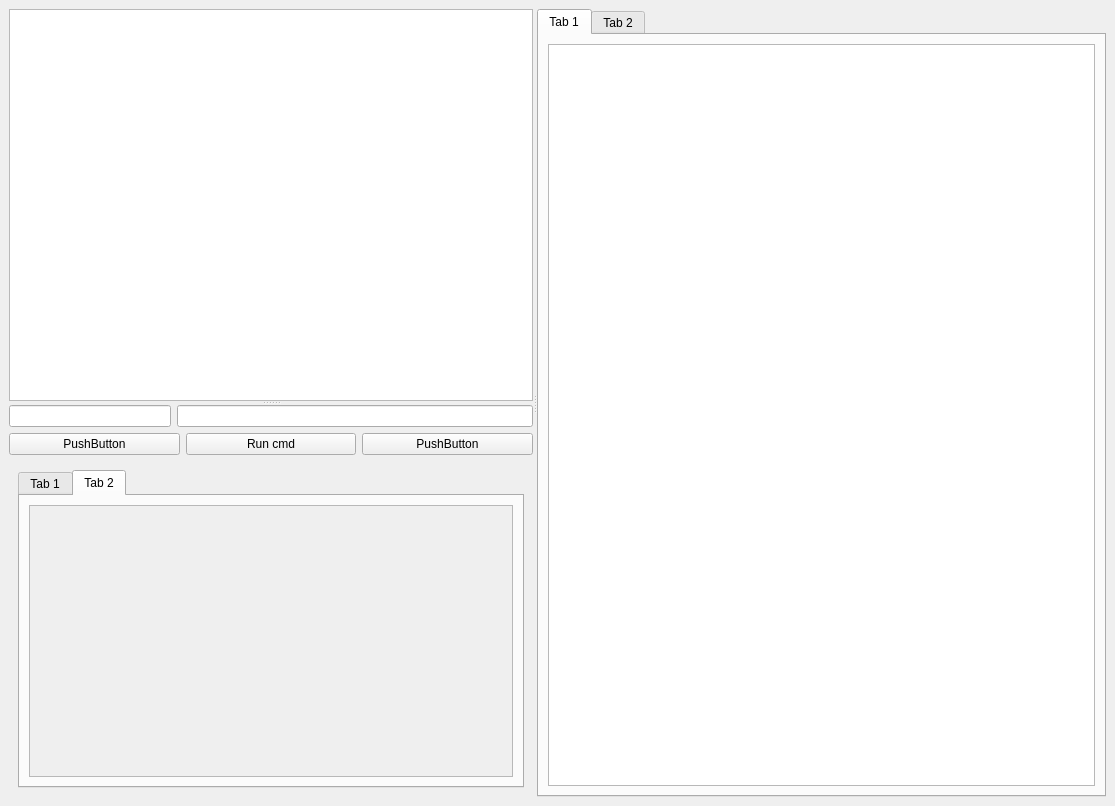
First picture: the form in src/client/client.ui, repository ccp4/DUI2, before the edit.
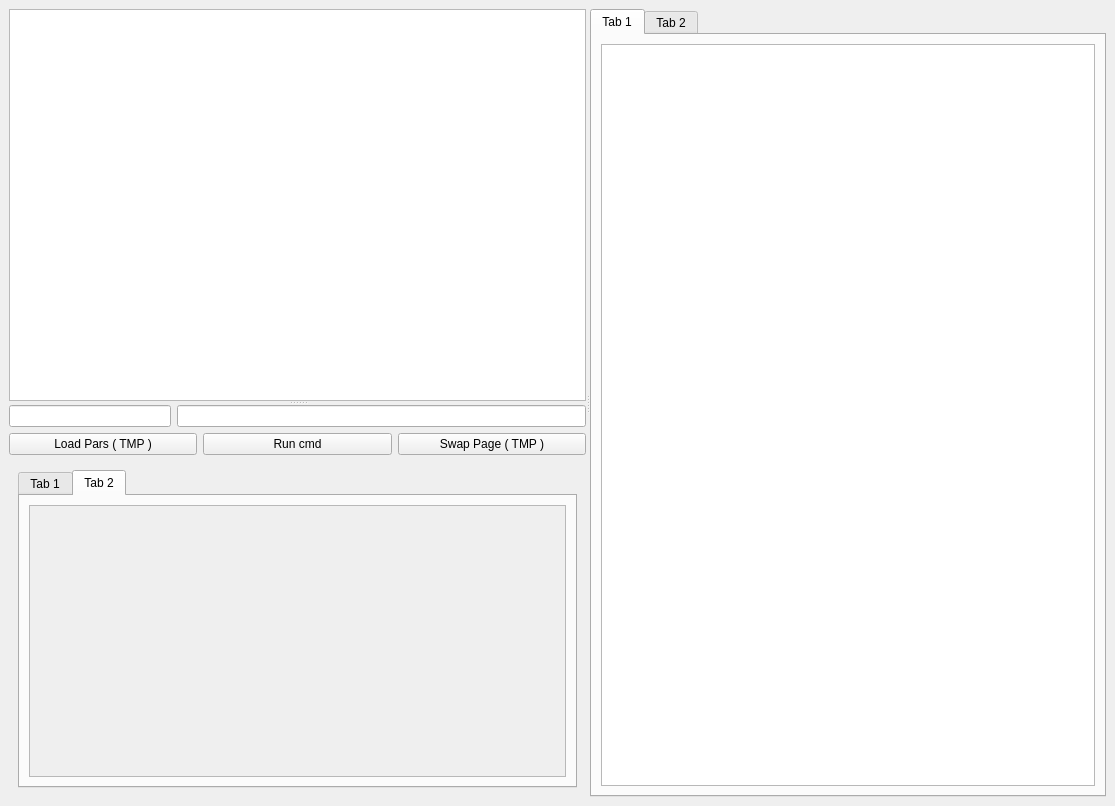
Second picture: the form after the edit.

Commit message: renaming some objects in the layout design

Patch:
```diff
--- a/src/client/client.ui
+++ b/src/client/client.ui
@@ -14,8 +14,8 @@
    <string>MainWindow</string>
   </property>
   <widget class="QWidget" name="centralwidget">
-   <layout class="QGridLayout" name="gridLayout">
-    <item row="0" column="0">
+   <layout class="QHBoxLayout" name="horizontalLayout_5">
+    <item>
      <widget class="QSplitter" name="splitter_2">
       <property name="orientation">
        <enum>Qt::Horizontal</enum>
@@ -49,7 +49,7 @@
            <item>
             <widget class="QPushButton" name="pushButton">
              <property name="text">
-              <string>PushButton</string>
+              <string>Load Pars ( TMP )</string>
              </property>
             </widget>
            </item>
@@ -63,7 +63,7 @@
            <item>
             <widget class="QPushButton" name="pushButton_2">
              <property name="text">
-              <string>PushButton</string>
+              <string>Swap Page ( TMP )</string>
              </property>
             </widget>
            </item>
@@ -75,7 +75,7 @@
             <number>1</number>
            </property>
            <widget class="QWidget" name="page">
-            <layout class="QHBoxLayout" name="horizontalLayout_5">
+            <layout class="QHBoxLayout" name="horizontalLayout_3">
              <item>
               <widget class="QScrollArea" name="scrollArea">
                <property name="widgetResizable">
@@ -96,9 +96,9 @@
             </layout>
            </widget>
            <widget class="QWidget" name="page_2">
-            <layout class="QGridLayout" name="gridLayout_3">
-             <item row="0" column="0">
-              <widget class="QTabWidget" name="ParamsTabWidget">
+            <layout class="QHBoxLayout" name="horizontalLayout_4">
+             <item>
+              <widget class="QTabWidget" name="DualTabParamsWidget">
                <property name="currentIndex">
                 <number>1</number>
                </property>
@@ -142,7 +142,7 @@
                       <x>0</x>
                       <y>0</y>
                       <width>484</width>
-                      <height>289</height>
+                      <height>270</height>
                      </rect>
                     </property>
                    </widget>
```
Left out of the diff: 30 changed lines with no effect on the pictures. The commit also changes 1 other file.
